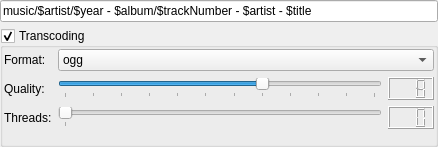
0xd34df00d/leechcraft, file src/plugins/lmp/devsync/transcodingparamswidget.ui: the form before one commit.
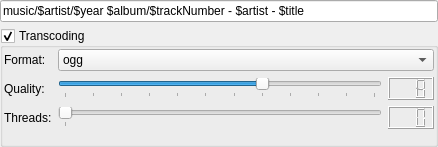
The form after the commit.

Commit message: LMP: fixed default TC pattern.

```diff
--- a/src/plugins/lmp/devsync/transcodingparamswidget.ui
+++ b/src/plugins/lmp/devsync/transcodingparamswidget.ui
@@ -26,7 +26,7 @@
       <string>&lt;html&gt;&lt;head/&gt;&lt;body&gt;&lt;p&gt;The following variables are allowed in the track filename: $artist, $year, $album, $trackNumber, $title.&lt;/p&gt;&lt;p&gt;Directories are separated by the '/' symbol. File extension is omitted.&lt;/p&gt;&lt;p&gt;For example, a filename could look like this:&lt;/p&gt;&lt;p&gt;&lt;span style=&quot; font-style:italic;&quot;&gt;music/$artist/$year - $album/$trackNumber - $artist - $title&lt;/span&gt;&lt;/p&gt;&lt;/body&gt;&lt;/html&gt;</string>
      </property>
      <property name="text">
-      <string notr="true">music/$artist/$year - $album/$trackNumber - $artist - $title</string>
+      <string notr="true">music/$artist/$year $album/$trackNumber - $artist - $title</string>
      </property>
      <property name="placeholderText">
       <string>Track filename...</string>
```
